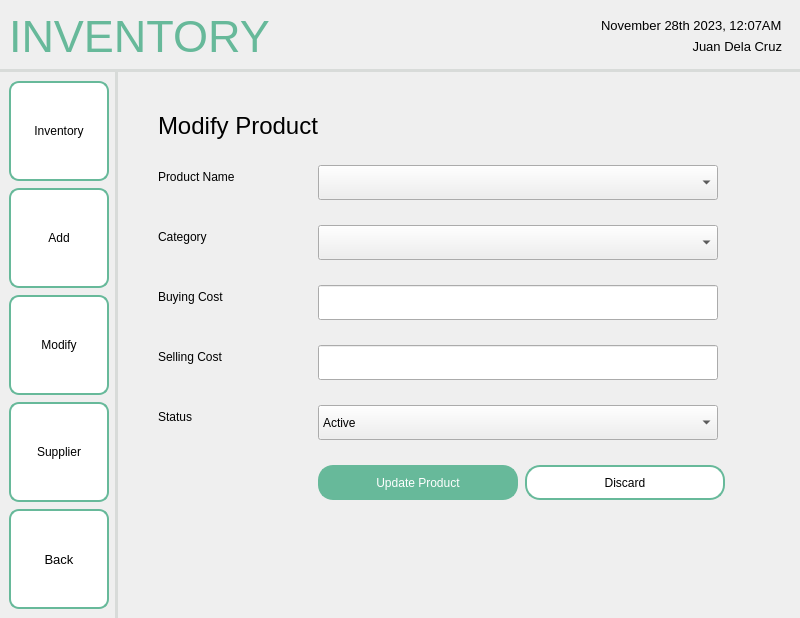
Above: screens/ui/admin_ui/admin_inventory/inventoryModify.ui from sehae/POS-with-Inventory-System before the change. Below: the same form after it.
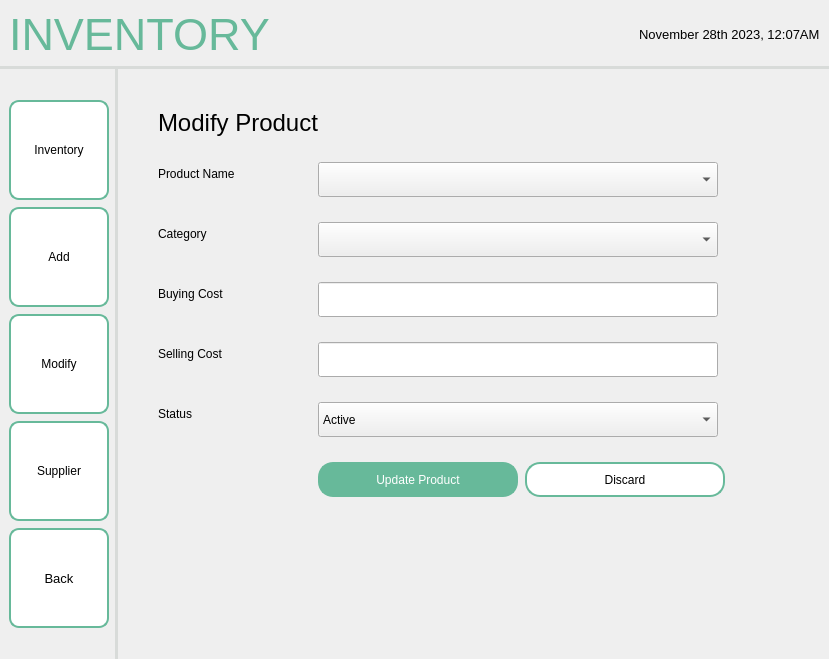
That is the form after the change. Icons and pictures are not drawn.

```diff
--- a/screens/ui/admin_ui/admin_inventory/inventoryModify.ui
+++ b/screens/ui/admin_ui/admin_inventory/inventoryModify.ui
@@ -6,8 +6,8 @@
    <rect>
     <x>0</x>
     <y>0</y>
-    <width>800</width>
-    <height>600</height>
+    <width>829</width>
+    <height>659</height>
    </rect>
   </property>
   <property name="windowTitle">
@@ -354,9 +354,6 @@
            </spacer>
           </item>
           <item>
-           <widget class="QFrame" name="frame_2">
-            <layout class="QVBoxLayout" name="verticalLayout">
-             <item>
               <widget class="QLabel" name="label_2">
                <property name="font">
                 <font>
@@ -371,29 +368,6 @@
                <property name="text">
                 <string>November 28th 2023, 12:07AM</string>
                </property>
-              </widget>
-             </item>
-             <item>
-              <widget class="QLabel" name="label_3">
-               <property name="font">
-                <font>
-                 <pointsize>10</pointsize>
-                </font>
-               </property>
-               <property name="styleSheet">
-                <string notr="true">QLabel {
-    color: black;
-}</string>
-               </property>
-               <property name="text">
-                <string>Juan Dela Cruz</string>
-               </property>
-               <property name="alignment">
-                <set>Qt::AlignRight|Qt::AlignTrailing|Qt::AlignVCenter</set>
-               </property>
-              </widget>
-             </item>
-            </layout>
            </widget>
           </item>
          </layout>
```
Lines whose indentation alone changed are shown as unchanged.
